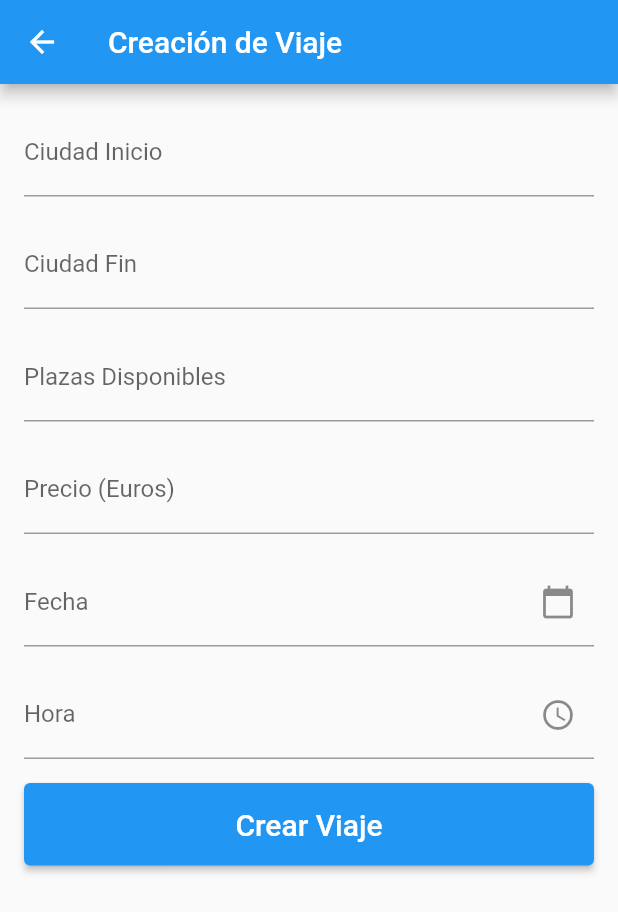
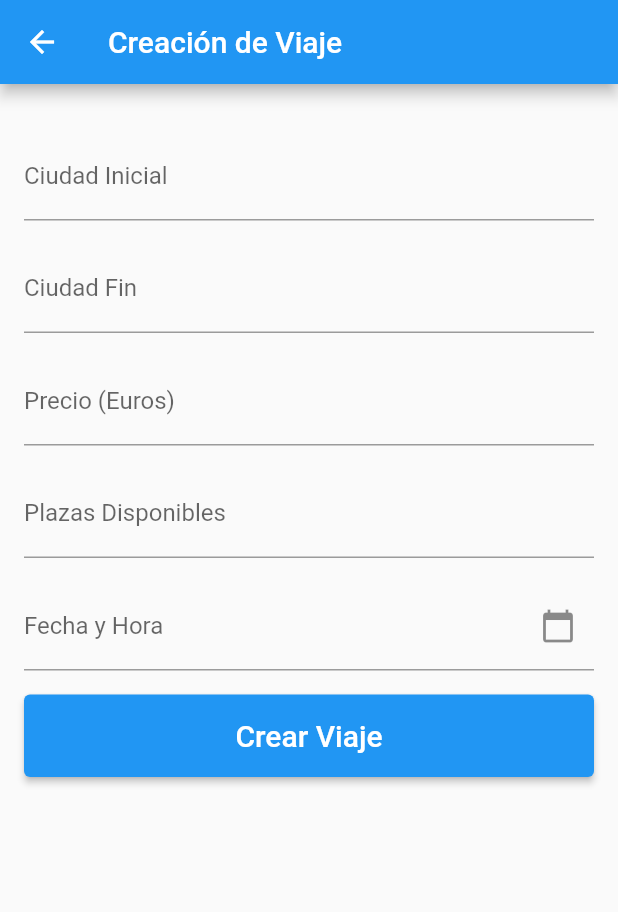
Before and after one commit to PES-GoVolt/GoVolt-FrontEnd, a Flutter app: the CrearViajeScreen screen opened directly, after a tap on "Crear Viaje", on a phone screen of 412 x 824 dp. Shown: the top 912 px of the screen. Run offline on Flutter 3.47's test engine with Material 2 defaults, Android fonts, the phone set to English and light mode, and no system bars; drawn by our look-alikes of flutter_form_builder; our stand-ins replace firebase_auth, firebase_core, geolocator, google_maps_flutter, google_sign_in, intl_phone_number_input; missing offline and left inert: google_maps_routes; accounts and stored records are empty.

Commit message:
POST working, remove time from date

```diff
--- a/govoltfrontend/lib/config.dart
+++ b/govoltfrontend/lib/config.dart
@@ -4,10 +4,14 @@ class Config {
   static const productosAPI = "api/producto";
   static const clientesAPI = "api/cliente";
   static const puntosCargaAPI = "api/puntocarga";
-  static const loginAPI = "api/auth/login/";
-  static const obtenertokenAPI = "api/auth/api-token-auth/";
-  static const registroAPI = "api/auth/register/";
+  static const loginAPI = "api/users/login/";
+  static const logoutAPI = "api/users/logout/";
+  static const obtenertokenAPI = "api/users/api-token-auth/";
+  static const registroAPI = "api/users/register/";
   static const allBikeStations = "api/bikestations/all";
   static const allChargers = "api/chargers/all";
   static const chargersNearest = "api/chargers/nearest";
+  static const seeMyProfileAPI = "api/users/see-my-profile/";
+  static const editMyProfileAPI = "api/users/edit-my-profile/";
+  static const createRoute = "api/rutas/create/";
 }
--- a/govoltfrontend/lib/menu.dart
+++ b/govoltfrontend/lib/menu.dart
@@ -3,7 +3,7 @@ import 'dart:io';
 import 'package:flutter/material.dart';
 import 'package:govoltfrontend/config.dart';
 import 'package:govoltfrontend/pages/mapa/mapa.dart';
-import 'pages/crear_viaje/crear_viaje.dart';
+import 'pages/crear_viaje/create_route.dart';
 
 class Menu extends StatefulWidget {
   const Menu({super.key});
--- a/govoltfrontend/lib/pages/crear_viaje/crear_viaje.dart
+++ /dev/null
@@ -1,105 +0,0 @@
-import 'package:flutter/material.dart';
-import 'package:flutter_form_builder/flutter_form_builder.dart';
-
-// ... (previous imports)
-
-class CrearViajeScreen extends StatefulWidget {
-  @override
-  _CrearViajeScreenState createState() => _CrearViajeScreenState();
-}
-
-class _CrearViajeScreenState extends State<CrearViajeScreen> {
-  final GlobalKey<FormBuilderState> _formKey = GlobalKey<FormBuilderState>();
-  DateTime? _selectedDate;
-  TimeOfDay? _selectedTime;
-
-  @override
-  Widget build(BuildContext context) {
-    return Scaffold(
-      appBar: AppBar(
-        title: Text('Creación de Viaje'),
-      ),
-      body: SingleChildScrollView(
-        child: Padding(
-          padding: const EdgeInsets.all(16.0),
-          child: FormBuilder(
-            key: _formKey,
-            child: Column(
-              crossAxisAlignment: CrossAxisAlignment.stretch,
-              children: [
-                FormBuilderTextField(
-                  name: 'ciudadInicial',
-                  decoration: InputDecoration(labelText: 'Ciudad Inicio'),
-                ),
-                SizedBox(height: 16.0),
-                FormBuilderTextField(
-                  name: 'ciudadLlegada',
-                  decoration: InputDecoration(labelText: 'Ciudad Fin'),
-                ),
-                SizedBox(height: 16.0),
-                FormBuilderTextField(
-                  name: 'numPlazasDisponibles',
-                  keyboardType: TextInputType.number,
-                  decoration: InputDecoration(labelText: 'Plazas Disponibles'),
-                ),
-                SizedBox(height: 16.0),
-                FormBuilderTextField(
-                  name: 'precio',
-                  keyboardType: TextInputType.numberWithOptions(decimal: true),
-                  decoration: InputDecoration(labelText: 'Precio (Euros)'),
-                ),
-                SizedBox(height: 16.0),
-                FormBuilderDateTimePicker(
-                  name: 'fecha',
-                  inputType: InputType.date,
-                  decoration: InputDecoration(
-                    labelText: 'Fecha',
-                    suffixIcon: Icon(Icons.calendar_today),
-                  ),
-                  onChanged: (date) {
-                    setState(() {
-                      _selectedDate = date;
-                    });
-                  },
-                ),
-                SizedBox(height: 16.0),
-                FormBuilderDateTimePicker(
-                  name: 'hora',
-                  inputType: InputType.time,
-                  decoration: InputDecoration(
-                    labelText: 'Hora',
-                    suffixIcon: Icon(Icons.access_time),
-                  ),
-                  onChanged: (time) {
-                    setState(() {
-                      final dateString = time as DateTime;
-                      _selectedTime = TimeOfDay.fromDateTime(time);
-                    });
-                  },
-                ),
-                SizedBox(height: 16.0),
-                ElevatedButton(
-                  onPressed: () {
-                    if (_formKey.currentState?.saveAndValidate() ?? false) {
-                      // Form data is valid, handle submission
-                      var formData = _formKey.currentState?.value;
-                      print(formData);
-                      // Add your logic to handle the form submission
-                    }
-                  },
-                  child: Padding(
-                    padding: const EdgeInsets.all(16.0),
-                    child: Text(
-                      'Crear Viaje',
-                      style: TextStyle(fontSize: 20.0),
-                    ),
-                  ),
-                ),
-              ],
-            ),
-          ),
-        ),
-      ),
-    );
-  }
-}
--- /dev/null
+++ b/govoltfrontend/lib/pages/crear_viaje/create_route.dart
@@ -0,0 +1,169 @@
+import 'package:flutter/material.dart';
+import 'package:flutter_form_builder/flutter_form_builder.dart';
+import 'package:govoltfrontend/blocs/application_bloc.dart';
+import 'package:govoltfrontend/models/place_search.dart';
+import 'package:govoltfrontend/services/create_route_service.dart';
+
+
+class CrearViajeScreen extends StatefulWidget {
+  @override
+  _CrearViajeScreenState createState() => _CrearViajeScreenState();
+}
+
+class _CrearViajeScreenState extends State<CrearViajeScreen> {
+  final GlobalKey<FormBuilderState> _formKey = GlobalKey<FormBuilderState>();
+  DateTime? _selectedDate;
+  TimeOfDay? _selectedTime;
+  final applicationBloc = AplicationBloc();
+  List<PlaceSearch>? searchResults;
+  String? _ubicacionInicial;
+
+  void valueChanged(var value) async {
+    await applicationBloc.searchCities(value);
+    searchResults = applicationBloc.searchResults;
+    setState(() {});
+  }
+
+  Widget customSearchBar() {
+    return TextField(
+      decoration: const InputDecoration(
+        hintText: 'Busca tu trayecto ...',
+      ),
+      onChanged: (value) {
+        valueChanged(value);
+      },
+    );
+  }
+
+  Widget hiddenFormField() {
+    return TextFormField(
+      // The name of the field
+      initialValue: _ubicacionInicial, // Set initial value
+      style: TextStyle(color: Colors.transparent), // Make text color transparent
+      decoration: InputDecoration.collapsed(
+        hintText: '', // An empty hint text
+      ),
+    );
+  }
+
+  ListView printListView() {
+    return ListView.builder(
+      key: UniqueKey(),
+      itemCount: searchResults?.length ?? 0,
+      itemBuilder: (context, index) {
+        return ListTile(
+          onTap: () {
+            FocusScope.of(context).unfocus();
+            print(applicationBloc.searchResults?[index].description);
+
+            setState(() {
+              _ubicacionInicial = applicationBloc.searchResults![index].description;
+              searchResults?.clear();
+            });
+          },
+          title: Text(
+            applicationBloc.searchResults![index].description,
+            style: const TextStyle(color: Colors.black),
+          ),
+        );
+      },
+    );
+  }
+
+  @override
+  Widget build(BuildContext context) {
+    return Scaffold(
+      appBar: AppBar(
+        title: Text('Creación de Viaje'),
+      ),
+      body: SingleChildScrollView(
+        child: Padding(
+          padding: const EdgeInsets.all(16.0),
+          child: FormBuilder(
+            key: _formKey,
+            child: Column(
+              crossAxisAlignment: CrossAxisAlignment.stretch,
+              children: [
+                /*
+                customSearchBar(),
+                if (applicationBloc.searchResults != null &&
+                    searchResults!.isNotEmpty)
+                  SizedBox(
+                    height: MediaQuery.of(context).size.height,
+                    child: printListView(),
+                  ),
+                  */
+                SizedBox(height: 16.0),
+                // TextFormField for ubicacion_inicial
+                FormBuilderTextField(
+                  name: 'ubicacion_inicial',
+                  decoration: InputDecoration(labelText: 'Ciudad Inicial'),
+                ),
+                SizedBox(height: 16.0),
+                FormBuilderTextField(
+                  name: 'ubicacion_final',
+                  decoration: InputDecoration(labelText: 'Ciudad Fin'),
+                ),
+                SizedBox(height: 16.0),
+                FormBuilderTextField(
+                  name: 'precio',
+                  keyboardType: TextInputType.numberWithOptions(decimal: true),
+                  decoration: InputDecoration(labelText: 'Precio (Euros)'),
+                ),
+                SizedBox(height: 16.0),
+                FormBuilderTextField(
+                  name: 'num_plazas',
+                  keyboardType: TextInputType.number,
+                  decoration: InputDecoration(labelText: 'Plazas Disponibles'),
+                ),
+                SizedBox(height: 16.0),
+                FormBuilderDateTimePicker(
+                  name: 'fecha',
+                  inputType: InputType.date,
+                  decoration: InputDecoration(
+                    labelText: 'Fecha y Hora',
+                    suffixIcon: Icon(Icons.calendar_today),
+                  ),
+                  onChanged: (dateTime) {
+                    setState(() {
+                      _selectedDate = dateTime;
+                      /*
+                      if (_selectedTime != null) {
+                        _selectedDate = DateTime(
+                          _selectedDate!.year,
+                          _selectedDate!.month,
+                          _selectedDate!.day,
+                          _selectedTime!.hour,
+                          _selectedTime!.minute,
+                        );
+                      }
+                      */
+                    });
+                  },
+                ),
+                SizedBox(height: 16.0),
+                ElevatedButton(
+                  onPressed: () async {
+                    if (_formKey.currentState?.saveAndValidate() ?? false) {
+                      var formData = Map<String,dynamic>.from(_formKey.currentState!.value);
+                      print(formData);
+                      formData['fecha'] = (_selectedDate != null) ? _selectedDate!.toString().split(' ')[0] : null;
+                      await CreateRoutesService.createRuta(formData!);
+                    }
+                  },
+                  child: Padding(
+                    padding: const EdgeInsets.all(16.0),
+                    child: Text(
+                      'Crear Viaje',
+                      style: TextStyle(fontSize: 20.0),
+                    ),
+                  ),
+                ),
+              ],
+            ),
+          ),
+        ),
+      ),
+    );
+  }
+}
```
Also changed, not shown: govoltfrontend/lib/blocs/application_bloc.dart (+11 -0 lines), govoltfrontend/lib/services/create_route_service.dart (added, +36 -0 lines), govoltfrontend/lib/services/places_service.dart (+13 -255 lines).
